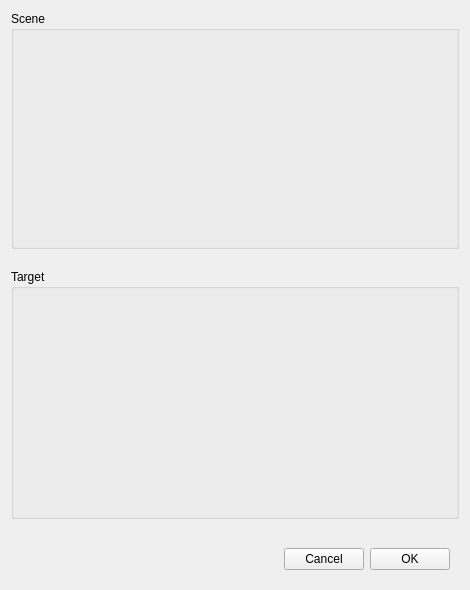
The window that packages/Mock/DeployManager/DeployManager.ui (tommo/gii) describes before a commit, drawn with Qt 5.
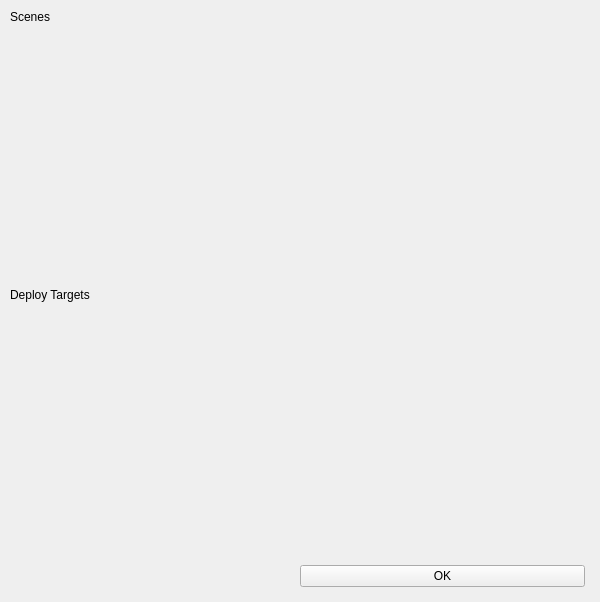
The same window after the commit.

Patch:
```diff
--- a/packages/Mock/DeployManager/DeployManager.ui
+++ b/packages/Mock/DeployManager/DeployManager.ui
@@ -6,19 +6,41 @@
    <rect>
     <x>0</x>
     <y>0</y>
-    <width>470</width>
-    <height>590</height>
+    <width>600</width>
+    <height>602</height>
    </rect>
   </property>
+  <property name="minimumSize">
+   <size>
+    <width>600</width>
+    <height>600</height>
+   </size>
+  </property>
+  <property name="maximumSize">
+   <size>
+    <width>600</width>
+    <height>16777215</height>
+   </size>
+  </property>
   <property name="windowTitle">
    <string>Form</string>
   </property>
   <layout class="QVBoxLayout" name="verticalLayout">
    <property name="spacing">
-    <number>20</number>
+    <number>5</number>
    </property>
+   <property name="margin">
+    <number>10</number>
+   </property>
    <item>
-    <widget class="QGroupBox" name="containerSceneTree">
+    <widget class="QLabel" name="label">
+     <property name="text">
+      <string>Scenes</string>
+     </property>
+    </widget>
+   </item>
+   <item>
+    <widget class="QWidget" name="containerSceneTree" native="true">
      <property name="sizePolicy">
       <sizepolicy hsizetype="Preferred" vsizetype="Expanding">
        <horstretch>0</horstretch>
@@ -31,34 +53,44 @@
        <height>200</height>
       </size>
      </property>
-     <property name="title">
-      <string>Scene</string>
-     </property>
     </widget>
    </item>
    <item>
-    <widget class="QGroupBox" name="groupTargets">
-     <property name="sizePolicy">
-      <sizepolicy hsizetype="Preferred" vsizetype="Preferred">
-       <horstretch>0</horstretch>
-       <verstretch>0</verstretch>
-      </sizepolicy>
+    <spacer name="verticalSpacer">
+     <property name="orientation">
+      <enum>Qt::Vertical</enum>
      </property>
-     <property name="minimumSize">
+     <property name="sizeType">
+      <enum>QSizePolicy::Fixed</enum>
+     </property>
+     <property name="sizeHint" stdset="0">
       <size>
-       <width>0</width>
-       <height>250</height>
+       <width>20</width>
+       <height>5</height>
       </size>
      </property>
-     <property name="title">
-      <string>Target</string>
+    </spacer>
+   </item>
+   <item>
+    <widget class="QLabel" name="label_2">
+     <property name="text">
+      <string>Deploy Targets</string>
      </property>
+    </widget>
+   </item>
+   <item>
      <layout class="QHBoxLayout" name="horizontalLayout">
       <item>
-       <widget class="QWidget" name="containerTragetTree" native="true">
+      <widget class="QWidget" name="containerTargetTree" native="true">
+       <property name="sizePolicy">
+        <sizepolicy hsizetype="Expanding" vsizetype="Expanding">
+         <horstretch>0</horstretch>
+         <verstretch>0</verstretch>
+        </sizepolicy>
+       </property>
         <property name="minimumSize">
          <size>
-          <width>200</width>
+         <width>250</width>
           <height>0</height>
          </size>
         </property>
@@ -66,6 +98,12 @@
       </item>
       <item>
        <widget class="QWidget" name="containerTargetProp" native="true">
+       <property name="sizePolicy">
+        <sizepolicy hsizetype="Expanding" vsizetype="Expanding">
+         <horstretch>0</horstretch>
+         <verstretch>0</verstretch>
+        </sizepolicy>
+       </property>
         <property name="minimumSize">
          <size>
           <width>200</width>
@@ -75,20 +113,25 @@
        </widget>
       </item>
      </layout>
-    </widget>
    </item>
    <item>
     <widget class="QWidget" name="bottomPanel" native="true">
      <property name="sizePolicy">
-      <sizepolicy hsizetype="Preferred" vsizetype="Minimum">
+      <sizepolicy hsizetype="Preferred" vsizetype="Preferred">
        <horstretch>0</horstretch>
        <verstretch>0</verstretch>
       </sizepolicy>
      </property>
      <layout class="QHBoxLayout" name="horizontalLayout_2">
+      <property name="spacing">
+       <number>5</number>
+      </property>
       <property name="sizeConstraint">
        <enum>QLayout::SetMinimumSize</enum>
       </property>
+      <property name="margin">
+       <number>5</number>
+      </property>
       <item>
        <spacer name="horizontalSpacer">
         <property name="orientation">
@@ -102,15 +145,14 @@
         </property>
        </spacer>
       </item>
-      <item>
-       <widget class="QPushButton" name="buttonCancel">
-        <property name="text">
-         <string>Cancel</string>
-        </property>
-       </widget>
-      </item>
       <item>
        <widget class="QPushButton" name="buttonOK">
+        <property name="sizePolicy">
+         <sizepolicy hsizetype="Expanding" vsizetype="Fixed">
+          <horstretch>0</horstretch>
+          <verstretch>0</verstretch>
+         </sizepolicy>
+        </property>
         <property name="text">
          <string>OK</string>
         </property>
```
Lines whose indentation alone changed are shown as unchanged.
